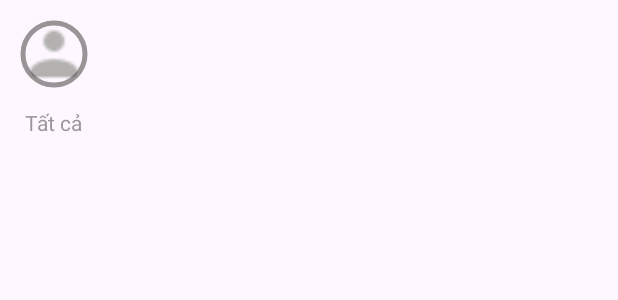
After one commit to Winder510/Locket2, an Android app: the layout user_item.xml on its own in the app's theme, with its tools: preview values and no code run, on a phone screen of 412 x 824 dp. The commit adds this screen. Shown: the top 300 px of the screen. Run offline under Robolectric (Android 15) with nearby library versions, the phone set to English and light mode, and no system bars.

Commit message:
add list user

```diff
--- a/app/build.gradle
+++ b/app/build.gradle
@@ -88,4 +88,5 @@ dependencies {
     ///>
     implementation 'androidx.appcompat:appcompat:1.6.0-alpha04'
     implementation "androidx.viewpager2:viewpager2:1.0.0"
+    implementation 'com.google.android.material:material:1.7.0'
 }
--- a/app/src/main/java/com/example/myapplication/adapter/ChatRecyclerAdapter.java
+++ b/app/src/main/java/com/example/myapplication/adapter/ChatRecyclerAdapter.java
@@ -31,7 +31,6 @@ public class ChatRecyclerAdapter extends FirestoreRecyclerAdapter<ChatMessage, C
 
     @Override
     protected void onBindViewHolder(@NonNull ChatModelViewHolder holder, int position, @NonNull ChatMessage model) {
-        Log.i("haushd","asjd");
         if(model.getSenderId().equals(FirebaseUtils.currentUserID())){
             holder.leftChatLayout.setVisibility(View.GONE);
             holder.rightChatLayout.setVisibility(View.VISIBLE);
--- a/app/src/main/java/com/example/myapplication/adapter/UserAdapter.java
+++ /dev/null
@@ -1,5 +0,0 @@
-package com.example.myapplication.adapter;
-
-public class UserAdapter {
-
-}
--- a/app/src/main/res/layout/activity_recent_chat.xml
+++ b/app/src/main/res/layout/activity_recent_chat.xml
@@ -31,10 +31,12 @@
             android:id="@+id/back_btn"/>
 
     </RelativeLayout>
+
     <androidx.recyclerview.widget.RecyclerView
         android:layout_width="match_parent"
         android:layout_height="wrap_content"
         android:layout_below="@id/toolbar"
-        android:id="@+id/recyler_view"/>
+        android:id="@+id/recyler_view"
+        />
 
 </RelativeLayout>
--- a/app/src/main/res/layout/profile_pic_view.xml
+++ b/app/src/main/res/layout/profile_pic_view.xml
@@ -2,16 +2,20 @@
 <RelativeLayout xmlns:android="http://schemas.android.com/apk/res/android"
     xmlns:tools="http://schemas.android.com/tools"
     android:layout_width="wrap_content"
-    android:layout_height="wrap_content">
-
-    <ImageView
-        android:layout_width="52dp"
-        android:layout_height="52dp"
-        android:src="@drawable/ic_userintr"
-        android:background="@drawable/btn_oval_no_stroke"
-        android:padding="4dp"
+    android:layout_height="wrap_content"
+    xmlns:app="http://schemas.android.com/apk/res-auto">
+    <com.google.android.material.imageview.ShapeableImageView
+        android:layout_width="100dp"
+        android:layout_height="100dp"
+        android:padding="5dp"
         android:backgroundTint="@color/black"
         android:layout_centerInParent="true"
         android:id="@+id/profile_pic_image_view"
-        tools:ignore="MissingConstraints" />
+        tools:ignore="MissingConstraints"
+        app:shapeAppearanceOverlay="@style/circular"
+        app:strokeWidth="3dp"
+        app:strokeColor="@color/btn_color"
+        android:scaleType="centerCrop"
+        app:srcCompat="@drawable/ic_userintr"
+        />
 </RelativeLayout>
--- /dev/null
+++ b/app/src/main/res/layout/user_item.xml
@@ -0,0 +1,23 @@
+<?xml version="1.0" encoding="utf-8"?>
+<LinearLayout xmlns:android="http://schemas.android.com/apk/res/android"
+    android:layout_width="wrap_content"
+    android:layout_height="match_parent"
+    android:orientation="vertical"
+    android:gravity="center|top"
+    android:paddingRight="10dp"
+    >
+
+    <include layout="@layout/profile_pic_view"
+        android:layout_width="52dp"
+        android:layout_height="52dp"
+        android:layout_gravity="center"
+        android:layout_margin="10dp"
+        />
+    <TextView
+        android:id="@+id/username"
+        android:layout_width="wrap_content"
+        android:layout_height="wrap_content"
+        android:text="Tất cả"
+        android:textColor="@color/btn_color"/>
+
+</LinearLayout>
--- /dev/null
+++ b/app/src/main/res/values/custom_profile_img_styles.xml
@@ -0,0 +1,6 @@
+<?xml version="1.0" encoding="utf-8"?>
+<resources>
+    <style name="circular">
+        <item name="cornerSize">50%</item>
+    </style>
+</resources>
```
Also changed, not shown: app/src/main/java/com/example/myapplication/activities/MainActivity.java (+25 -22 lines), app/src/main/java/com/example/myapplication/activities/SettingsActivity.java (+23 -10 lines), app/src/main/java/com/example/myapplication/activities/UploadActivity.java (+24 -1 lines), app/src/main/java/com/example/myapplication/adapter/UserRecyclerAdapter.java (added, +92 -0 lines), app/src/main/res/layout/activity_upload.xml (+6 -7 lines).
